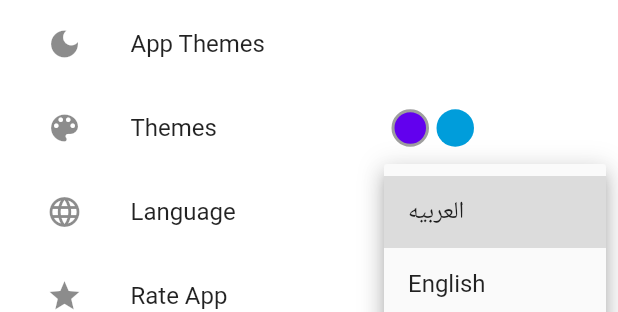
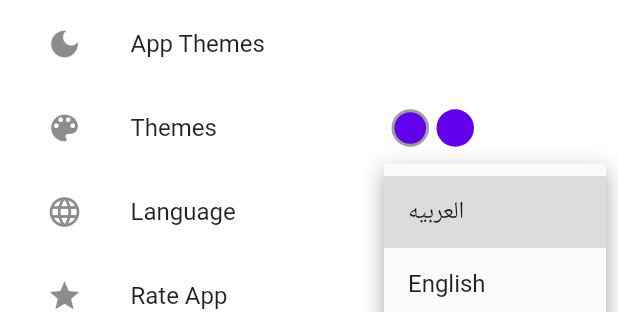
Before and after one commit to AbdallahAwd/Linker, a Flutter app: the SettingsApp widget shown alone on an empty page, opened directly, after a tap on "App Themes", after a tap on "Language", on a phone screen of 412 x 824 dp. Shown: the part 298-610 px from the top of the screen. Run offline on Flutter 3.47's test engine with Material 2 defaults, Android fonts, the phone set to English and light mode, and no system bars; our stand-ins replace animated_text_kit, cloud_firestore, firebase_auth, firebase_core, floating_bottom_navigation_bar, flutter_staggered_animations and 8 more; missing offline and left inert: clipboard, firebase_in_app_messaging; accounts and stored records are empty; network calls fail; Roboto replaces fonts that are missing (Candara).

Commit message:
fix_color

```diff
--- a/lib/app/components/splash_screen.dart
+++ b/lib/app/components/splash_screen.dart
@@ -73,7 +73,7 @@ class _SecondPageState extends State<SecondPage> {
     double _h = MediaQuery.of(context).size.height;
     double _w = MediaQuery.of(context).size.width;
     return Scaffold(
-      backgroundColor: isSecondColor ? secondColor : mainColor,
+      backgroundColor: mainColor,
       body: Center(
         child: Column(
           children: [
--- a/lib/app/modules/home/controllers/home_controller.dart
+++ b/lib/app/modules/home/controllers/home_controller.dart
@@ -40,12 +40,6 @@ class HomeController extends GetxController {
   void changeTheme(Themess value) {
     theme = value;
     update();
-  }
-
-  void changeColor(int indez) {
-    colorIndex.value = indez;
-    indez == 0 ? isSecondColor = false : isSecondColor = true;
-    GetStorage().write('isSecondColor', isSecondColor);
   }
 
   List<UserModel> user = [];
--- a/lib/app/modules/home/views/home_view.dart
+++ b/lib/app/modules/home/views/home_view.dart
@@ -55,7 +55,7 @@ class HomeView extends GetView<HomeController> {
               mainAxisSize: MainAxisSize.min,
               children: [
                 FloatingNavbar(
-                  backgroundColor: isSecondColor ? secondColor : mainColor,
+                  backgroundColor: mainColor,
                   onTap: (int val) async {
                     controller.navIndex.value = val;
                     if (val == 2) {
--- a/lib/app/modules/home/views/links.dart
+++ b/lib/app/modules/home/views/links.dart
@@ -126,7 +126,7 @@ Widget linkerBuilder(
               height: 95,
               margin: EdgeInsets.only(bottom: width / 20),
               decoration: BoxDecoration(
-                color: isSecondColor ? secondColor : mainColor,
+                color: mainColor,
                 borderRadius: BorderRadius.circular(20.0),
                 border: Border.all(width: 1.0, color: const Color(0xff707070)),
               ),
--- a/lib/app/modules/home/views/settings.dart
+++ b/lib/app/modules/home/views/settings.dart
@@ -31,15 +31,6 @@ class _SettingsAppState extends State<SettingsApp> {
     super.initState();
   }
 
-  void changeColor(int indez) {
-    setState(() {
-      colorIndex = indez;
-      indez == 0 ? isSecondColor = false : isSecondColor = true;
-      GetStorage().write('isSecondColor', isSecondColor);
-    });
-    // GetStorage().read('isSecondColor') ? secondColor:mainColor;
-  }
-
   changeIndex() {
     setState(() {});
   }
@@ -65,7 +56,7 @@ class _SettingsAppState extends State<SettingsApp> {
             child: Row(
               children: [
                 CircleAvatar(
-                  backgroundColor: isSecondColor ? secondColor : mainColor,
+                  backgroundColor: mainColor,
                   radius: 45,
                   child: Container(
                     decoration:
@@ -124,9 +115,7 @@ class _SettingsAppState extends State<SettingsApp> {
                             title: Text('Follow-System'.tr),
                             leading: Radio<Themess>(
                               value: Themess.FollowSystem,
-                              activeColor: GetStorage().read('isSecondColor')
-                                  ? secondColor
-                                  : mainColor,
+                              activeColor: mainColor,
                               groupValue: homeController.theme,
                               onChanged: (Themess? value) {
                                 homeController.changeTheme(value!);
@@ -141,9 +130,7 @@ class _SettingsAppState extends State<SettingsApp> {
                             title: Text('Dark'.tr),
                             leading: Radio<Themess>(
                               value: Themess.DarkMode,
-                              activeColor: GetStorage().read('isSecondColor')
-                                  ? secondColor
-                                  : mainColor,
+                              activeColor: mainColor,
                               groupValue: homeController.theme,
                               onChanged: (Themess? value) {
                                 homeController.changeTheme(value!);
@@ -157,9 +144,7 @@ class _SettingsAppState extends State<SettingsApp> {
                           ListTile(
                             title: Text('Light'.tr),
                             leading: Radio<Themess>(
-                              activeColor: GetStorage().read('isSecondColor')
-                                  ? secondColor
-                                  : mainColor,
+                              activeColor: mainColor,
                               value: Themess.LightMode,
                               groupValue: homeController.theme,
                               onChanged: (Themess? value) {
@@ -202,9 +187,7 @@ class _SettingsAppState extends State<SettingsApp> {
                           itemBuilder: (context, index) {
                             // bool isColor = false;
                             return InkWell(
-                              onTap: () {
-                                changeColor(index);
-                              },
+                              onTap: () {},
                               child: Container(
                                 width: 25,
                                 height: 25,
@@ -214,7 +197,7 @@ class _SettingsAppState extends State<SettingsApp> {
                                             ? Colors.grey
                                             : Colors.transparent,
                                         width: 2),
-                                    color: index == 0 ? mainColor : secondColor,
+                                    color: mainColor,
                                     shape: BoxShape.circle),
                               ),
                             );
@@ -328,7 +311,7 @@ Widget textUtil({text}) {
       style: TextStyle(
         fontFamily: 'Candara',
         fontSize: 15,
-        color: isSecondColor ? secondColor : mainColor,
+        color: mainColor,
         letterSpacing: 1.335,
         fontWeight: FontWeight.w700,
         height: 1.0666666666666667,
--- a/lib/app/themes/colors.dart
+++ b/lib/app/themes/colors.dart
@@ -1,7 +1,5 @@
 import 'package:flutter/material.dart';
 
-bool isSecondColor = false;
 const mainColor = Color(0xFF6200EE);
-const secondColor = Color(0xff009ddb);
 const textColor = Color(0xFF716575);
 //  isColor ? Color(0xFF6200EE) :
--- a/lib/app/themes/themes.dart
+++ b/lib/app/themes/themes.dart
@@ -11,15 +11,15 @@ class Themes {
     scaffoldBackgroundColor: Colors.white,
     outlinedButtonTheme: OutlinedButtonThemeData(
       style: OutlinedButton.styleFrom(
-        primary: isSecondColor ? secondColor : mainColor,
+        primary: mainColor,
       ),
     ),
     floatingActionButtonTheme: FloatingActionButtonThemeData(
-      backgroundColor: isSecondColor ? secondColor : mainColor,
+      backgroundColor: mainColor,
     ),
     elevatedButtonTheme: ElevatedButtonThemeData(
         style: ElevatedButton.styleFrom(
-      primary: isSecondColor ? secondColor : mainColor,
+      primary: mainColor,
     )),
     appBarTheme: AppBarTheme(
       iconTheme: const IconThemeData(color: Colors.black),
@@ -42,24 +42,24 @@ class Themes {
     ),
   );
   static ThemeData darkTheme = ThemeData.dark().copyWith(
-    primaryColorDark: isSecondColor ? secondColor : mainColor,
-    primaryColor: isSecondColor ? secondColor : mainColor,
-    primaryColorLight: isSecondColor ? secondColor : mainColor,
+    primaryColorDark: mainColor,
+    primaryColor: mainColor,
+    primaryColorLight: mainColor,
     bottomSheetTheme: const BottomSheetThemeData(
       backgroundColor: Color(0xFF141414),
     ),
     scaffoldBackgroundColor: const Color(0xFF141414),
     outlinedButtonTheme: OutlinedButtonThemeData(
       style: OutlinedButton.styleFrom(
-        primary: isSecondColor ? secondColor : mainColor,
+        primary: mainColor,
       ),
     ),
     floatingActionButtonTheme: FloatingActionButtonThemeData(
-      backgroundColor: isSecondColor ? secondColor : mainColor,
+      backgroundColor: mainColor,
     ),
     elevatedButtonTheme: ElevatedButtonThemeData(
         style: ElevatedButton.styleFrom(
-      primary: isSecondColor ? secondColor : mainColor,
+      primary: mainColor,
     )),
     appBarTheme: const AppBarTheme(
       elevation: 2,
--- a/lib/main.dart
+++ b/lib/main.dart
@@ -19,7 +19,6 @@ Future<void> main() async {
   await GetStorage.init();
   String? uId = GetStorage().read('uId');
   String? isDark = GetStorage().read('isDark');
-  isSecondColor = GetStorage().read('isSecondColor') ?? false;
 
   GetStorage().read('language') == null
       ? GetStorage().write('language', Get.deviceLocale.toString())
@@ -38,6 +37,8 @@ class MyApp extends StatelessWidget {
   @override
   Widget build(BuildContext context) {
     Get.lazyPut(() => HomeController());
+    // SystemChrome.setPreferredOrientations([DeviceOrientation.portraitUp]);
+
     return GetMaterialApp(
       title: "Linker",
       translations: Localization(),
```
Also changed, not shown: lib/app/components/component.dart (+6 -11 lines), lib/app/modules/add/view/add.dart (+2 -6 lines), lib/app/modules/search/view/view.dart (+3 -5 lines).
